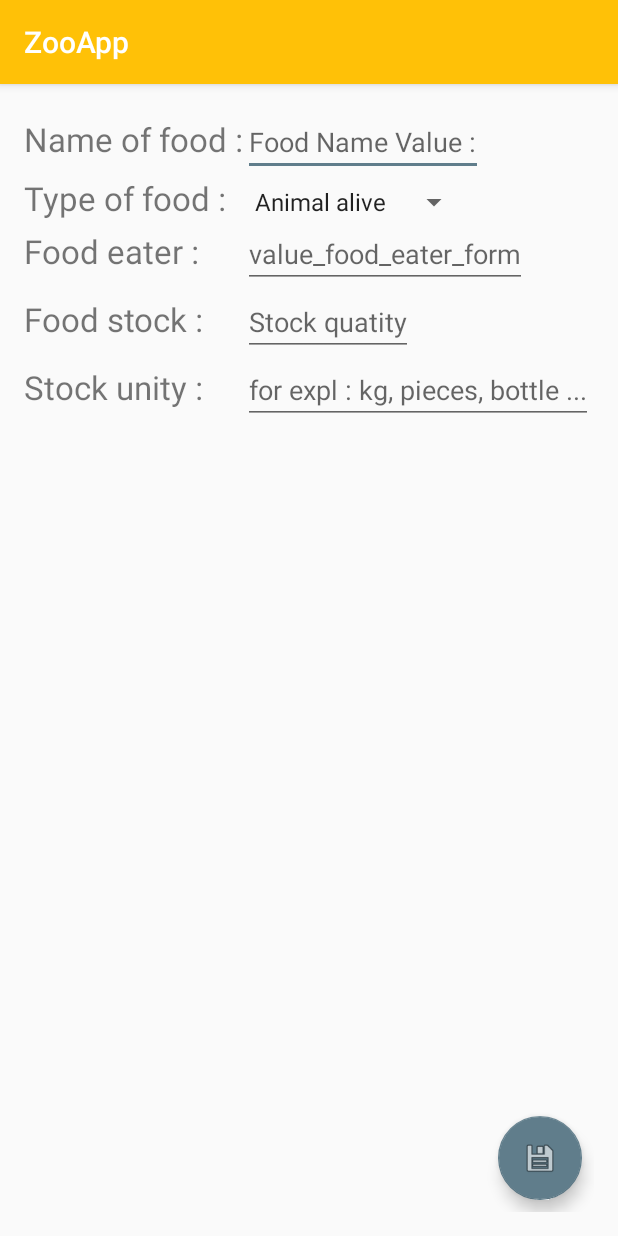
After one commit to tpuch24/zooTeam3Front, an Android app: the FoodUpdateActivity screen opened directly, with no data from a screen before it, on a phone screen of 412 x 824 dp. The commit adds this screen. Run offline under Robolectric (Android 15) with nearby library versions, the phone set to English and light mode, and no system bars.

Commit message:
Install Food Update

```diff
--- a/app/src/main/AndroidManifest.xml
+++ b/app/src/main/AndroidManifest.xml
@@ -34,12 +34,12 @@
             android:name=".FoodDetailActivity"
             android:label="@string/title_activity_food_detail"
             android:theme="@style/AppTheme.NoActionBar" />
-        <activity
-            android:name=".AnimalDetailActivity" />
+        <activity android:name=".AnimalDetailActivity" />
         <activity
             android:name=".FoodFormActivity"
             android:label="@string/title_activity_food_form"
             android:theme="@style/AppTheme.NoActionBar" />
+        <activity android:name=".FoodUpdateActivity"></activity>
     </application>
 
 </manifest>
--- a/app/src/main/java/zooapp/jmdel/fr/zooapp/FoodDetailActivity.java
+++ b/app/src/main/java/zooapp/jmdel/fr/zooapp/FoodDetailActivity.java
@@ -2,6 +2,7 @@ package zooapp.jmdel.fr.zooapp;
 
 import android.app.Activity;
 import android.content.Context;
+import android.content.Intent;
 import android.support.design.widget.FloatingActionButton;
 import android.support.v7.app.AppCompatActivity;
 import android.os.Bundle;
@@ -45,6 +46,21 @@ public class FoodDetailActivity extends AppCompatActivity {
 
             ;
         });
+
+        FloatingActionButton edit_foodbt = (FloatingActionButton) findViewById(R.id.edit_food);
+        edit_foodbt.setOnClickListener(new View.OnClickListener() {
+            @Override
+            public void onClick(View view) {
+                //display a toast
+
+                Context context = getApplicationContext();
+                Intent intent = new Intent(FoodDetailActivity.this, FoodUpdateActivity.class);
+                intent.putExtra("food",food);
+                startActivity(intent);
+            }
+
+            ;
+        });
     }
 
 }
--- /dev/null
+++ b/app/src/main/java/zooapp/jmdel/fr/zooapp/FoodUpdateActivity.java
@@ -0,0 +1,54 @@
+package zooapp.jmdel.fr.zooapp;
+
+import android.content.Context;
+import android.content.Intent;
+import android.support.design.widget.FloatingActionButton;
+import android.support.v7.app.AppCompatActivity;
+import android.os.Bundle;
+import android.view.View;
+import android.widget.Spinner;
+import android.widget.TextView;
+import android.widget.Toast;
+
+import zooapp.jmdel.fr.zooapp.model.Food;
+import zooapp.jmdel.fr.zooapp.model.FoodManager;
+
+public class FoodUpdateActivity extends AppCompatActivity {
+
+    @Override
+    protected void onCreate(Bundle savedInstanceState) {
+        super.onCreate(savedInstanceState);
+        setContentView(R.layout.activity_food_update);
+
+        FloatingActionButton food = (FloatingActionButton) findViewById(R.id.update_food);
+        food.setOnClickListener(new View.OnClickListener() {
+            @Override
+            public void onClick(View view) {
+
+                //display a toast
+                Context context = getApplicationContext();
+
+                String text = "Name = " + ((TextView) (findViewById(R.id.EditTextName))).getText().toString() + "\n";
+                text += "Type = " + ((Spinner) (findViewById(R.id.spinnerTypeeFood))).getSelectedItem().toString() + "\n";
+                text += "Eater = " + ((TextView) (findViewById(R.id.EditTextEater))).getText().toString() + "\n";
+                text += "Stock = " + ((TextView) (findViewById(R.id.EditDoubleStock))).getText().toString() + "\n";
+                text += "Stock = " + ((TextView) (findViewById(R.id.EditStockUnit))).getText().toString();
+                int duration = Toast.LENGTH_LONG;
+                Toast toast = Toast.makeText(context, text, duration);
+                toast.show();
+
+                //Update in list
+                Food foodToUpdate = new Food(
+                        ((TextView) (findViewById(R.id.EditTextName))).getText().toString(),
+                        ((Spinner) (findViewById(R.id.spinnerTypeeFood))).getSelectedItem().toString(),
+                        Double.valueOf(((TextView) (findViewById(R.id.EditDoubleStock))).getText().toString()),
+                        ((TextView) (findViewById(R.id.EditStockUnit))).getText().toString(),
+                        ((TextView) (findViewById(R.id.EditTextEater))).getText().toString()
+                );
+                FoodManager.getInstance().update_foodlist(foodToUpdate);
+                finish();
+
+            };
+        });
+    }
+}
--- a/app/src/main/java/zooapp/jmdel/fr/zooapp/model/FoodManager.java
+++ b/app/src/main/java/zooapp/jmdel/fr/zooapp/model/FoodManager.java
@@ -55,6 +55,17 @@ public class FoodManager {
         }
     }
 
+    public void update_foodlist(Food foodToUpdate){
+
+        for(Food foodItem : liste) {
+            if(foodItem.getName().equals(foodToUpdate.getName())){
+                liste.remove(foodItem);
+                liste.add(foodToUpdate);
+
+            }
+        }
+    }
+
     public ArrayList<Food> getFoodList(){
         return liste;
     }
--- /dev/null
+++ b/app/src/main/res/layout/activity_food_update.xml
@@ -0,0 +1,107 @@
+<?xml version="1.0" encoding="utf-8"?>
+<android.support.design.widget.CoordinatorLayout xmlns:android="http://schemas.android.com/apk/res/android"
+xmlns:app="http://schemas.android.com/apk/res-auto"
+xmlns:tools="http://schemas.android.com/tools"
+android:layout_width="match_parent"
+android:layout_height="match_parent"
+android:paddingBottom="@dimen/activity_vertical_margin"
+android:paddingLeft="@dimen/activity_horizontal_margin"
+android:paddingRight="@dimen/activity_horizontal_margin"
+android:paddingTop="@dimen/activity_vertical_margin"
+android:fitsSystemWindows="true"
+tools:context="zooapp.jmdel.fr.zooapp.FoodUpdateActivity">
+
+
+
+<ScrollView
+    xmlns:android="http://schemas.android.com/apk/res/android"
+    android:id="@+id/ScrollView01"
+    android:layout_width="wrap_content"
+    android:layout_height="wrap_content"
+    android:scrollbars="vertical">
+
+    <GridLayout
+        android:layout_height="fill_parent"
+        android:layout_width="fill_parent"
+        android:useDefaultMargins="false"
+        android:columnCount="2">
+
+        <!--Put form controls here-->
+        <TextView
+
+            android:layout_width="wrap_content"
+            android:layout_height="wrap_content"
+            android:text="@string/label_food_name_form"
+            android:textSize="10pt">
+        </TextView>
+        <EditText
+            android:id="@+id/EditTextName"
+            android:layout_height="wrap_content"
+            android:hint="@string/value_food_name_form"
+            android:inputType="textPersonName"
+            android:layout_width="fill_parent">
+        </EditText>
+
+        <TextView
+            android:layout_width="wrap_content"
+            android:layout_height="wrap_content"
+            android:text="@string/label_food_type_form"
+            android:textSize="10pt">
+        </TextView>
+        <Spinner
+            android:id="@+id/spinnerTypeeFood"
+            android:layout_width="match_parent"
+            android:layout_height="wrap_content"
+            android:entries="@array/food_type_array"
+            android:prompt="@string/value_food_type_form" />
+        <TextView
+            android:layout_width="wrap_content"
+            android:layout_height="wrap_content"
+            android:text="Food eater :"
+            android:textSize="10pt">
+        </TextView>
+        <EditText
+            android:id="@+id/EditTextEater"
+            android:layout_height="wrap_content"
+            android:hint="value_food_eater_form"
+            android:inputType="textPersonName"
+            android:layout_width="fill_parent">
+        </EditText>
+        <TextView
+            android:layout_width="wrap_content"
+            android:layout_height="wrap_content"
+            android:text="Food stock :"
+            android:textSize="10pt">
+        </TextView>
+        <EditText
+            android:id="@+id/EditDoubleStock"
+            android:layout_height="wrap_content"
+            android:hint="Stock quatity"
+            android:inputType="numberDecimal"
+            android:layout_width="fill_parent">
+        </EditText>
+        <TextView
+            android:layout_width="wrap_content"
+            android:layout_height="wrap_content"
+            android:text="Stock unity :"
+            android:textSize="10pt">
+        </TextView>
+        <EditText
+            android:id="@+id/EditStockUnit"
+            android:layout_height="wrap_content"
+            android:hint="for expl : kg, pieces, bottle ..."
+            android:inputType="textPersonName"
+            android:layout_width="fill_parent">
+        </EditText>
+    </GridLayout>
+</ScrollView>
+
+<android.support.design.widget.FloatingActionButton
+    android:id="@+id/update_food"
+    android:layout_width="wrap_content"
+    android:layout_height="wrap_content"
+    android:layout_gravity="bottom|end"
+    android:layout_margin="8dp"
+    android:src="@android:drawable/ic_menu_save" />
+
+</android.support.design.widget.CoordinatorLayout>
```
